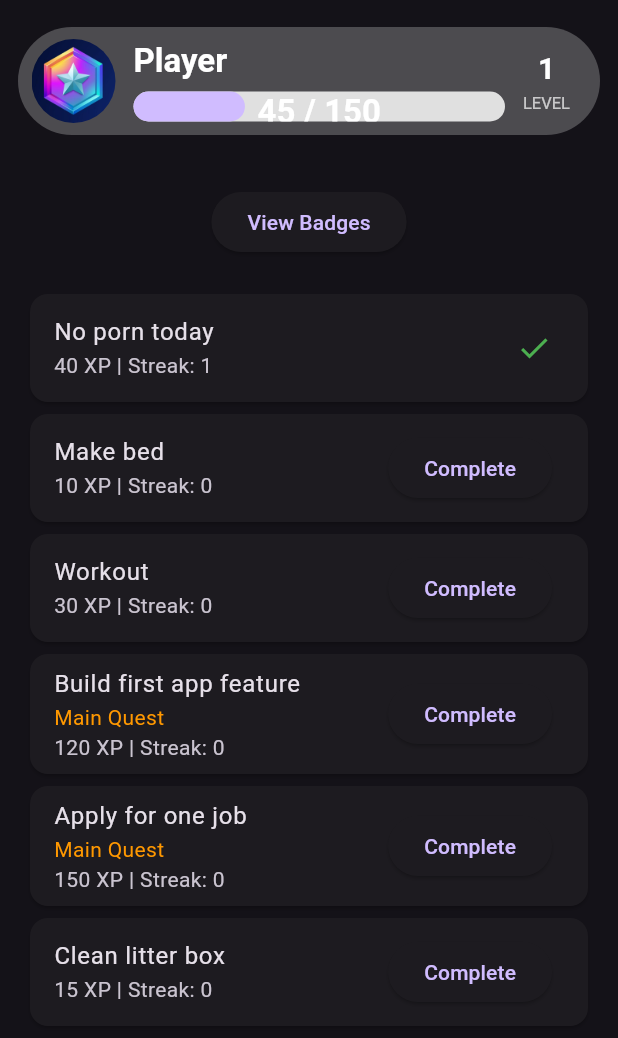
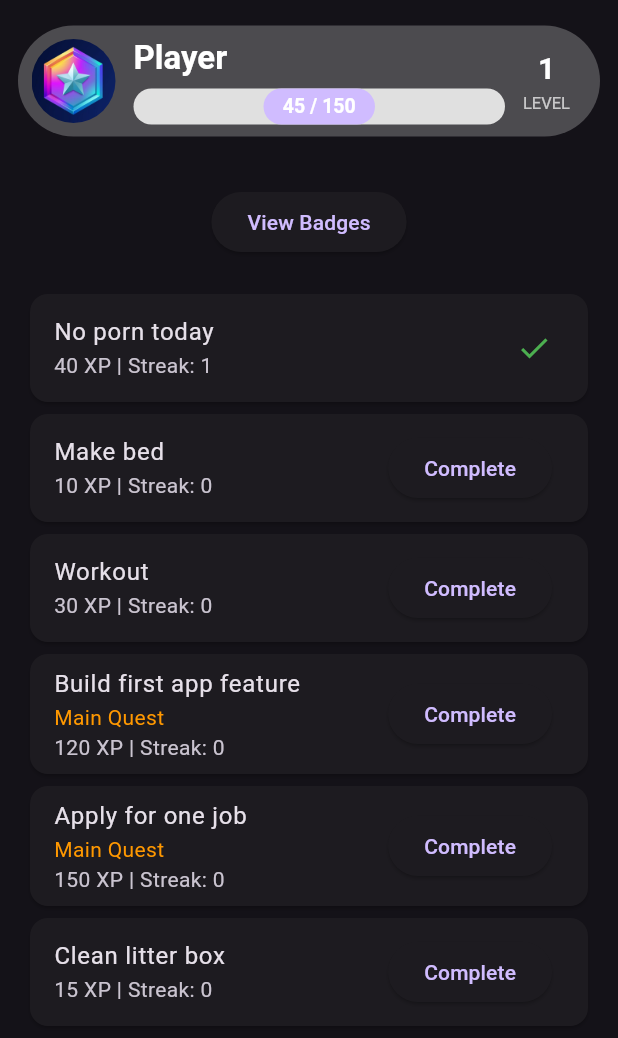
Before and after one commit to Bill2232/life_rpg, a Flutter app: the screen it shows after launch, after a tap on "Complete", on a phone screen of 412 x 824 dp. Shown: the top 1038 px of the screen. Run offline on Flutter 3.47's test engine with Material 3 defaults, Android fonts, the phone set to English and light mode, and no system bars; our stand-ins replace audioplayers, fl_chart, flutter_local_notifications, hive, hive_flutter; accounts and stored records are empty.

Commit message:
XPBar fix

```diff
--- a/lib/widgets/xp_bar.dart
+++ b/lib/widgets/xp_bar.dart
@@ -10,12 +10,13 @@ class XPBar extends StatelessWidget {
   Widget build(BuildContext context) {
     final ratio = (max > 0 ? (xp / max) : 0.0).clamp(0.0, 1.0);
     return Container(
-      height: 20,
+      height: 24,
       decoration: BoxDecoration(
         color: Colors.grey.shade300,
         borderRadius: BorderRadius.circular(12),
       ),
       child: Stack(
+        alignment: Alignment.center,
         children: [
           FractionallySizedBox(
             widthFactor: ratio,
@@ -26,12 +27,15 @@ class XPBar extends StatelessWidget {
               ),
             ),
           ),
-          Center(
+          Align(
+            alignment: Alignment.center,
             child: Text(
               "$xp / $max",
               style: TextStyle(
                 color: Colors.white,
                 fontWeight: FontWeight.bold,
+                fontSize: 13,
+                height: 1.0,
               ),
             ),
           ),
```
